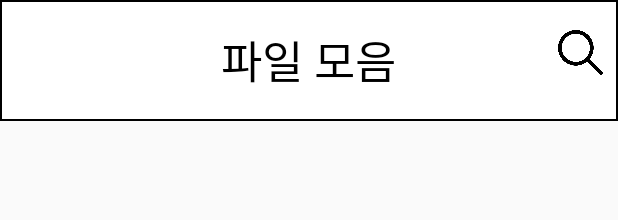
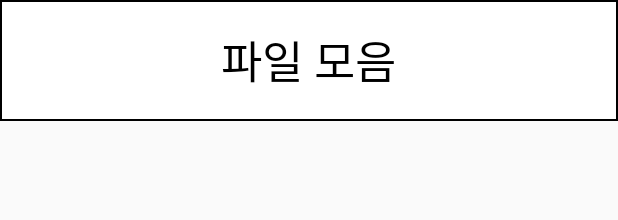
Before and after one commit to acisliver/Easy-android, an Android app: the layout activity_file_view.xml on its own in the app's theme, with its tools: preview values and no code run, on a phone screen of 412 x 824 dp. Shown: the top 220 px of the screen. Run offline under Robolectric (Android 15) with nearby library versions, the phone set to English and light mode, and no system bars.

Commit message:
Invisible Magnify glass
탐색 버튼 안보이게

```diff
--- a/app/src/main/res/layout/activity_file_view.xml
+++ b/app/src/main/res/layout/activity_file_view.xml
@@ -28,15 +28,16 @@
             android:layout_alignParentRight="true"
             android:gravity="right"
             android:orientation="vertical">
+
             <ImageButton
                 android:id="@+id/Magnifying_Glass"
-                android:background="@drawable/search"
-                android:layout_marginTop="20dp"
-                android:layout_marginRight="10dp"
                 android:layout_width="30dp"
                 android:layout_height="30dp"
                 android:layout_gravity="right"
-                />
+                android:layout_marginTop="20dp"
+                android:layout_marginRight="10dp"
+                android:background="@drawable/search"
+                android:visibility="invisible" />
         </LinearLayout>
 
         <CheckBox
```
